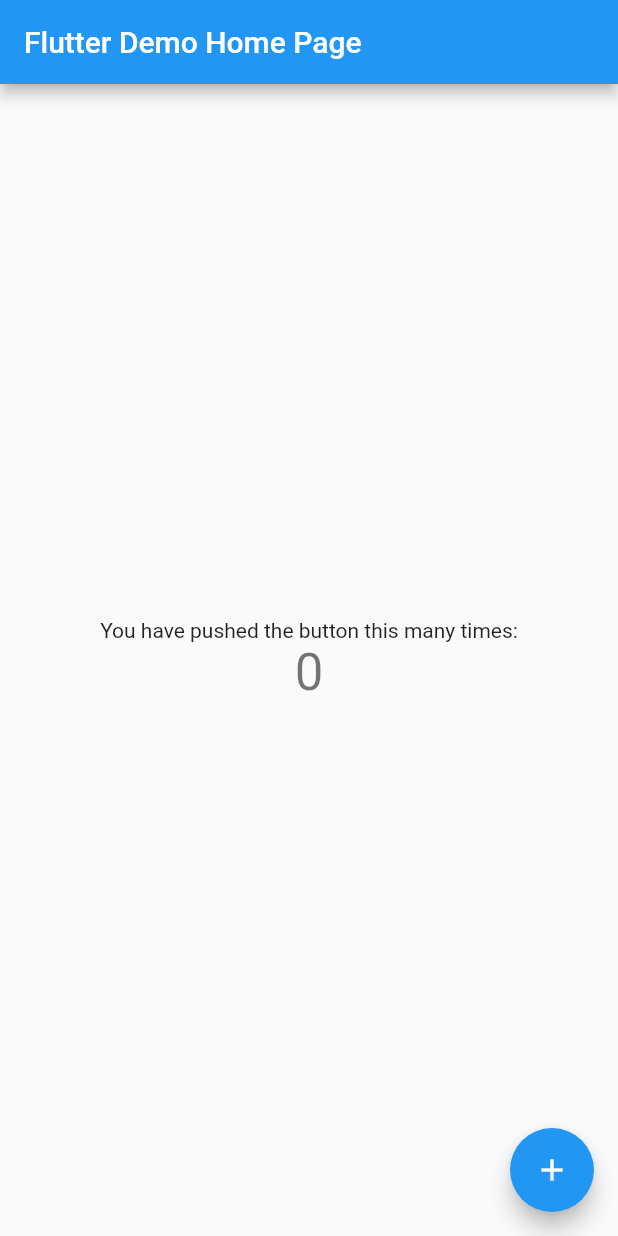
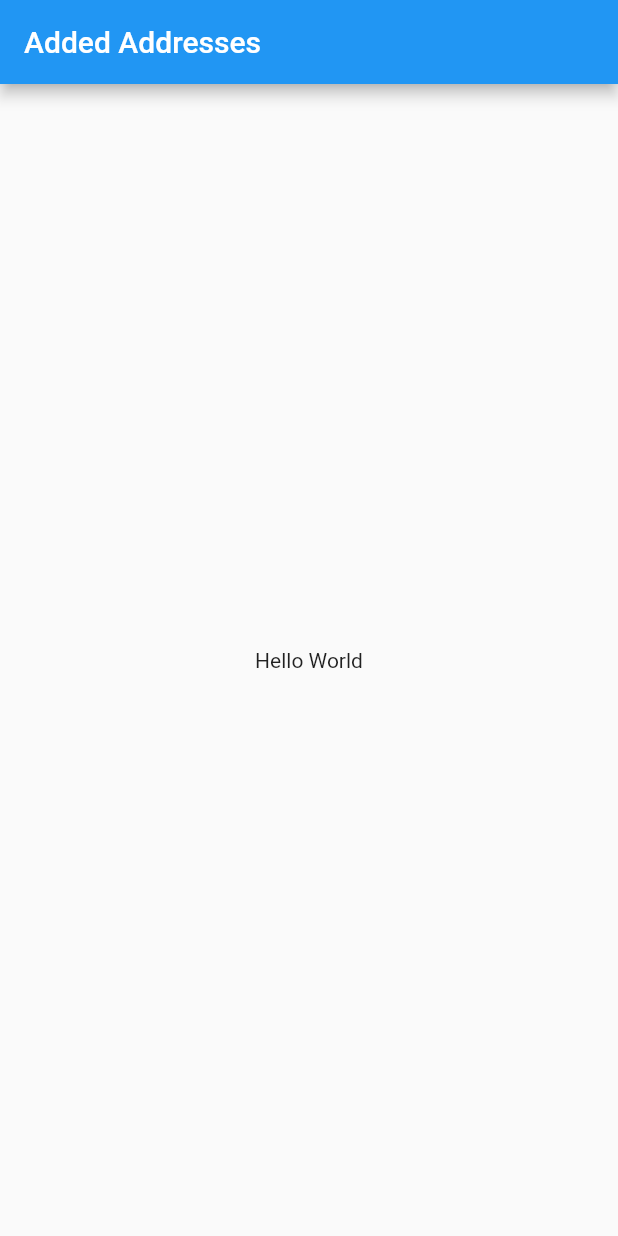
Before and after one commit to fwhite95/teamflutterfa_sfhacks2021, a Flutter app: the screen it shows after launch, on a phone screen of 412 x 824 dp. Run offline on Flutter 3.47's test engine with Material 2 defaults, Android fonts, the light colour scheme and no system bars.

Commit message:
initial commit for dev

```diff
--- a/lib/main.dart
+++ b/lib/main.dart
@@ -1,113 +1,6 @@
 import 'package:flutter/material.dart';
+import 'package:teamflutterfa_sfhacks2021/src/app.dart';
 
 void main() {
   runApp(MyApp());
 }
-
-class MyApp extends StatelessWidget {
-  // This widget is the root of your application.
-  @override
-  Widget build(BuildContext context) {
-    return MaterialApp(
-      title: 'Flutter Demo',
-      theme: ThemeData(
-        // This is the theme of your application.
-        //
-        // Try running your application with "flutter run". You'll see the
-        // application has a blue toolbar. Then, without quitting the app, try
-        // changing the primarySwatch below to Colors.green and then invoke
-        // "hot reload" (press "r" in the console where you ran "flutter run",
-        // or simply save your changes to "hot reload" in a Flutter IDE).
-        // Notice that the counter didn't reset back to zero; the application
-        // is not restarted.
-        primarySwatch: Colors.blue,
-      ),
-      home: MyHomePage(title: 'Flutter Demo Home Page'),
-    );
-  }
-}
-
-class MyHomePage extends StatefulWidget {
-  MyHomePage({Key key, this.title}) : super(key: key);
-
-  // This widget is the home page of your application. It is stateful, meaning
-  // that it has a State object (defined below) that contains fields that affect
-  // how it looks.
-
-  // This class is the configuration for the state. It holds the values (in this
-  // case the title) provided by the parent (in this case the App widget) and
-  // used by the build method of the State. Fields in a Widget subclass are
-  // always marked "final".
-
-  final String title;
-
-  @override
-  _MyHomePageState createState() => _MyHomePageState();
-}
-
-class _MyHomePageState extends State<MyHomePage> {
-  int _counter = 0;
-
-  void _incrementCounter() {
-    setState(() {
-      // This call to setState tells the Flutter framework that something has
-      // changed in this State, which causes it to rerun the build method below
-      // so that the display can reflect the updated values. If we changed
-      // _counter without calling setState(), then the build method would not be
-      // called again, and so nothing would appear to happen.
-      _counter++;
-    });
-  }
-
-  @override
-  Widget build(BuildContext context) {
-    // This method is rerun every time setState is called, for instance as done
-    // by the _incrementCounter method above.
-    //
-    // The Flutter framework has been optimized to make rerunning build methods
-    // fast, so that you can just rebuild anything that needs updating rather
-    // than having to individually change instances of widgets.
-    return Scaffold(
-      appBar: AppBar(
-        // Here we take the value from the MyHomePage object that was created by
-        // the App.build method, and use it to set our appbar title.
-        title: Text(widget.title),
-      ),
-      body: Center(
-        // Center is a layout widget. It takes a single child and positions it
-        // in the middle of the parent.
-        child: Column(
-          // Column is also a layout widget. It takes a list of children and
-          // arranges them vertically. By default, it sizes itself to fit its
-          // children horizontally, and tries to be as tall as its parent.
-          //
-          // Invoke "debug painting" (press "p" in the console, choose the
-          // "Toggle Debug Paint" action from the Flutter Inspector in Android
-          // Studio, or the "Toggle Debug Paint" command in Visual Studio Code)
-          // to see the wireframe for each widget.
-          //
-          // Column has various properties to control how it sizes itself and
-          // how it positions its children. Here we use mainAxisAlignment to
-          // center the children vertically; the main axis here is the vertical
-          // axis because Columns are vertical (the cross axis would be
-          // horizontal).
-          mainAxisAlignment: MainAxisAlignment.center,
-          children: <Widget>[
-            Text(
-              'You have pushed the button this many times:',
-            ),
-            Text(
-              '$_counter',
-              style: Theme.of(context).textTheme.headline4,
-            ),
-          ],
-        ),
-      ),
-      floatingActionButton: FloatingActionButton(
-        onPressed: _incrementCounter,
-        tooltip: 'Increment',
-        child: Icon(Icons.add),
-      ), // This trailing comma makes auto-formatting nicer for build methods.
-    );
-  }
-}
--- /dev/null
+++ b/lib/src/app.dart
@@ -0,0 +1,15 @@
+
+import 'package:flutter/cupertino.dart';
+import 'package:flutter/material.dart';
+import 'package:teamflutterfa_sfhacks2021/src/views/HomeView.dart';
+
+class MyApp extends StatelessWidget {
+  @override
+  Widget build(BuildContext context) {
+    return MaterialApp(
+      title: 'FlutterFA',
+      home: HomeView(),
+    );
+  }
+
+}
--- /dev/null
+++ b/lib/src/views/HomeView.dart
@@ -0,0 +1,36 @@
+import 'package:flutter/cupertino.dart';
+import 'package:flutter/material.dart';
+
+class HomeView extends StatefulWidget {
+
+
+  @override
+  State<StatefulWidget> createState() => _HomeViewState();
+
+}
+
+class _HomeViewState extends State<HomeView> {
+
+  @override
+  void initState(){
+    super.initState();
+  }
+
+  @override
+  void dispose() {
+    super.dispose();
+  }
+
+  @override
+  Widget build(BuildContext context) {
+    return Scaffold(
+      appBar: AppBar(
+        title: Text('Added Addresses'),
+      ),
+      body: Center(
+        child: Text('Hello World'),
+      ),
+    );
+  }
+
+}
```
Also changed, not shown: 1 other file.
